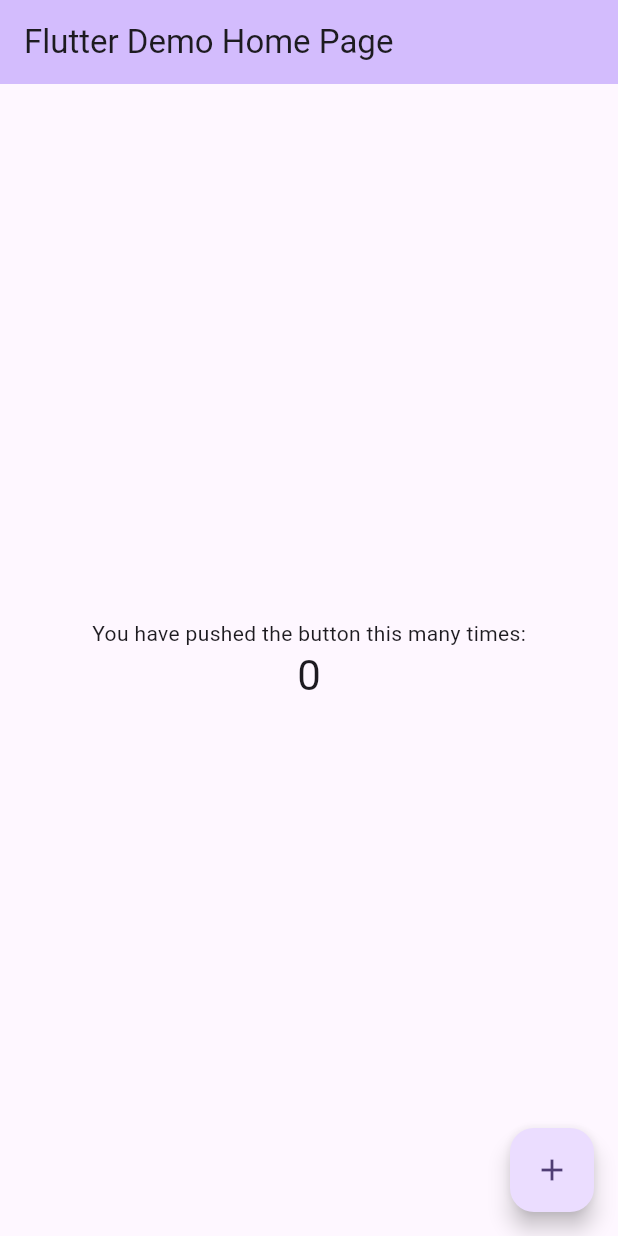
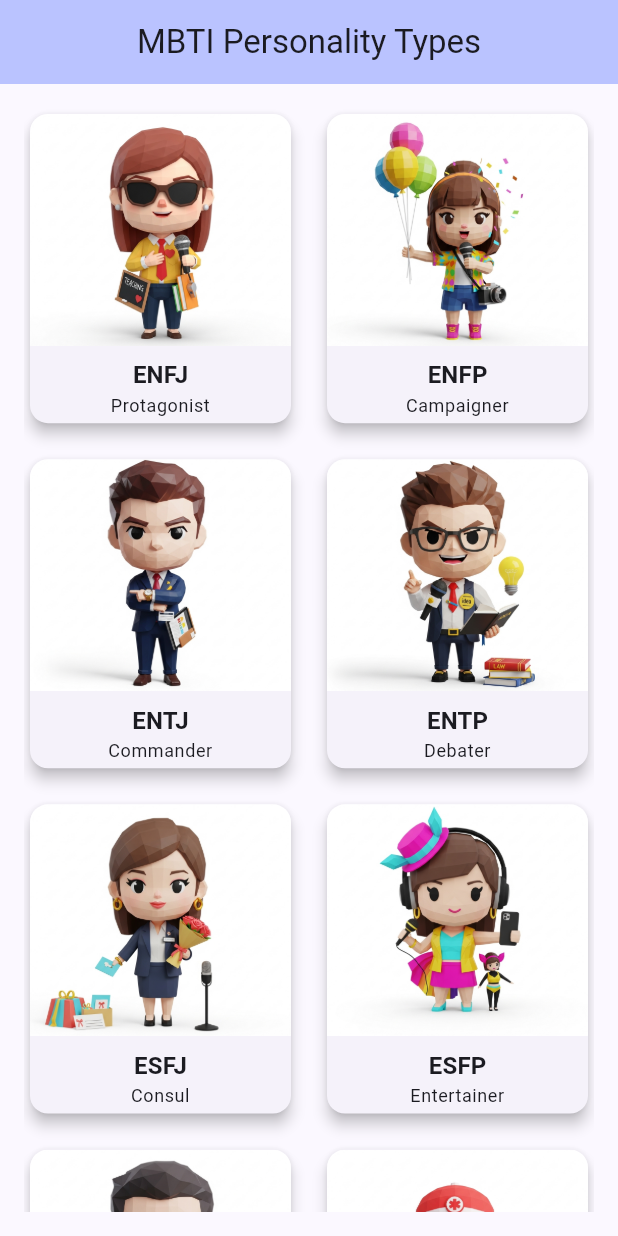
Before and after one commit to krindale/mbti-go, a Flutter app: the screen it shows after launch, on a phone screen of 412 x 824 dp. Run offline on Flutter 3.47's test engine with Material 3 defaults, Android fonts, the phone set to English and light mode, and no system bars.

Commit message:
Feature: Implement MBTI personality types app
- Fixed assets directory naming (asssets → assets)
- Configured assets in pubspec.yaml for proper image loading
- Replaced default counter app with MBTI personality viewer
- Added grid layout displaying all 16 MBTI types with images
- Implemented modal detail view for each personality type
- Used Material 3 design with responsive grid layout
- Added error handling for missing images

Features:
- Grid view of all 16 MBTI personality types
- Interactive cards with tap functionality
- Modal popup with detailed view
- Responsive design for different screen sizes
- Error handling for asset loading

🤖 Generated with [Claude Code](https://claude.ai/code)

Co-Authored-By: Claude <noreply@anthropic.com>

```diff
--- a/lib/main.dart
+++ b/lib/main.dart
@@ -1,122 +1,176 @@
 import 'package:flutter/material.dart';
 
 void main() {
-  runApp(const MyApp());
+  runApp(const MBTIApp());
 }
 
-class MyApp extends StatelessWidget {
-  const MyApp({super.key});
+class MBTIApp extends StatelessWidget {
+  const MBTIApp({super.key});
 
-  // This widget is the root of your application.
   @override
   Widget build(BuildContext context) {
     return MaterialApp(
-      title: 'Flutter Demo',
+      title: 'MBTI Go',
       theme: ThemeData(
-        // This is the theme of your application.
-        //
-        // TRY THIS: Try running your application with "flutter run". You'll see
-        // the application has a purple toolbar. Then, without quitting the app,
-        // try changing the seedColor in the colorScheme below to Colors.green
-        // and then invoke "hot reload" (save your changes or press the "hot
-        // reload" button in a Flutter-supported IDE, or press "r" if you used
-        // the command line to start the app).
-        //
-        // Notice that the counter didn't reset back to zero; the application
-        // state is not lost during the reload. To reset the state, use hot
-        // restart instead.
-        //
-        // This works for code too, not just values: Most code changes can be
-        // tested with just a hot reload.
-        colorScheme: ColorScheme.fromSeed(seedColor: Colors.deepPurple),
+        colorScheme: ColorScheme.fromSeed(seedColor: Colors.indigo),
+        useMaterial3: true,
       ),
-      home: const MyHomePage(title: 'Flutter Demo Home Page'),
+      home: const MBTIHomePage(),
     );
   }
 }
 
-class MyHomePage extends StatefulWidget {
-  const MyHomePage({super.key, required this.title});
-
-  // This widget is the home page of your application. It is stateful, meaning
-  // that it has a State object (defined below) that contains fields that affect
-  // how it looks.
-
-  // This class is the configuration for the state. It holds the values (in this
-  // case the title) provided by the parent (in this case the App widget) and
-  // used by the build method of the State. Fields in a Widget subclass are
-  // always marked "final".
-
-  final String title;
+class MBTIHomePage extends StatefulWidget {
+  const MBTIHomePage({super.key});
 
   @override
-  State<MyHomePage> createState() => _MyHomePageState();
+  State<MBTIHomePage> createState() => _MBTIHomePageState();
 }
 
-class _MyHomePageState extends State<MyHomePage> {
-  int _counter = 0;
-
-  void _incrementCounter() {
-    setState(() {
-      // This call to setState tells the Flutter framework that something has
-      // changed in this State, which causes it to rerun the build method below
-      // so that the display can reflect the updated values. If we changed
-      // _counter without calling setState(), then the build method would not be
-      // called again, and so nothing would appear to happen.
-      _counter++;
-    });
-  }
+class _MBTIHomePageState extends State<MBTIHomePage> {
+  final List<Map<String, String>> mbtiTypes = [
+    {'type': 'ENFJ', 'name': 'Protagonist', 'image': 'assets/ENFJ_Protagonist.jpg'},
+    {'type': 'ENFP', 'name': 'Campaigner', 'image': 'assets/ENFP_Campaigner.jpg'},
+    {'type': 'ENTJ', 'name': 'Commander', 'image': 'assets/ENTJ_Commander.jpg'},
+    {'type': 'ENTP', 'name': 'Debater', 'image': 'assets/ENTP_Debater.jpg'},
+    {'type': 'ESFJ', 'name': 'Consul', 'image': 'assets/ESFJ_Consul.jpg'},
+    {'type': 'ESFP', 'name': 'Entertainer', 'image': 'assets/ESFP_Entertainer.jpg'},
+    {'type': 'ESTJ', 'name': 'Executive', 'image': 'assets/ESTJ_Executive.jpg'},
+    {'type': 'ESTP', 'name': 'Entrepreneur', 'image': 'assets/ESTP_Entrepreneur.jpg'},
+    {'type': 'INFJ', 'name': 'Advocate', 'image': 'assets/INFJ_Advocate.jpg'},
+    {'type': 'INFP', 'name': 'Mediator', 'image': 'assets/INFP_Mediator.jpg'},
+    {'type': 'INTJ', 'name': 'Architect', 'image': 'assets/INTJ_Architect.jpg'},
+    {'type': 'INTP', 'name': 'Thinker', 'image': 'assets/INTP_Thinker.jpg'},
+    {'type': 'ISFJ', 'name': 'Protector', 'image': 'assets/ISFJ_Protector.jpg'},
+    {'type': 'ISFP', 'name': 'Adventurer', 'image': 'assets/ISFP_Adventurer.jpg'},
+    {'type': 'ISTJ', 'name': 'Logistician', 'image': 'assets/ISTJ_Logistician.jpg'},
+    {'type': 'ISTP', 'name': 'Virtuoso', 'image': 'assets/ISTP_Virtuoso.jpg'},
+  ];
 
   @override
   Widget build(BuildContext context) {
-    // This method is rerun every time setState is called, for instance as done
-    // by the _incrementCounter method above.
-    //
-    // The Flutter framework has been optimized to make rerunning build methods
-    // fast, so that you can just rebuild anything that needs updating rather
-    // than having to individually change instances of widgets.
     return Scaffold(
       appBar: AppBar(
-        // TRY THIS: Try changing the color here to a specific color (to
-        // Colors.amber, perhaps?) and trigger a hot reload to see the AppBar
-        // change color while the other colors stay the same.
+        title: const Text('MBTI Personality Types'),
         backgroundColor: Theme.of(context).colorScheme.inversePrimary,
-        // Here we take the value from the MyHomePage object that was created by
-        // the App.build method, and use it to set our appbar title.
-        title: Text(widget.title),
+        centerTitle: true,
       ),
-      body: Center(
-        // Center is a layout widget. It takes a single child and positions it
-        // in the middle of the parent.
-        child: Column(
-          // Column is also a layout widget. It takes a list of children and
-          // arranges them vertically. By default, it sizes itself to fit its
-          // children horizontally, and tries to be as tall as its parent.
-          //
-          // Column has various properties to control how it sizes itself and
-          // how it positions its children. Here we use mainAxisAlignment to
-          // center the children vertically; the main axis here is the vertical
-          // axis because Columns are vertical (the cross axis would be
-          // horizontal).
-          //
-          // TRY THIS: Invoke "debug painting" (choose the "Toggle Debug Paint"
-          // action in the IDE, or press "p" in the console), to see the
-          // wireframe for each widget.
-          mainAxisAlignment: MainAxisAlignment.center,
-          children: <Widget>[
-            const Text('You have pushed the button this many times:'),
-            Text(
-              '$_counter',
-              style: Theme.of(context).textTheme.headlineMedium,
+      body: Padding(
+        padding: const EdgeInsets.all(16.0),
+        child: GridView.builder(
+          gridDelegate: const SliverGridDelegateWithFixedCrossAxisCount(
+            crossAxisCount: 2,
+            childAspectRatio: 0.85,
+            crossAxisSpacing: 16,
+            mainAxisSpacing: 16,
+          ),
+          itemCount: mbtiTypes.length,
+          itemBuilder: (context, index) {
+            final mbtiType = mbtiTypes[index];
+            return Card(
+              elevation: 4,
+              clipBehavior: Clip.antiAlias,
+              child: InkWell(
+                onTap: () {
+                  _showMBTIDetail(context, mbtiType);
+                },
+                child: Column(
+                  crossAxisAlignment: CrossAxisAlignment.stretch,
+                  children: [
+                    Expanded(
+                      flex: 3,
+                      child: Image.asset(
+                        mbtiType['image']!,
+                        fit: BoxFit.cover,
+                        errorBuilder: (context, error, stackTrace) {
+                          return Container(
+                            color: Colors.grey[300],
+                            child: const Icon(
+                              Icons.person,
+                              size: 50,
+                              color: Colors.grey,
+                            ),
+                          );
+                        },
+                      ),
+                    ),
+                    Expanded(
+                      flex: 1,
+                      child: Padding(
+                        padding: const EdgeInsets.all(8.0),
+                        child: Column(
+                          mainAxisAlignment: MainAxisAlignment.center,
+                          children: [
+                            Text(
+                              mbtiType['type']!,
+                              style: Theme.of(context).textTheme.titleMedium?.copyWith(
+                                fontWeight: FontWeight.bold,
+                              ),
+                            ),
+                            Text(
+                              mbtiType['name']!,
+                              style: Theme.of(context).textTheme.bodySmall,
+                              textAlign: TextAlign.center,
+                            ),
+                          ],
+                        ),
+                      ),
+                    ),
+                  ],
+                ),
+              ),
+            );
+          },
+        ),
+      ),
+    );
+  }
+
+  void _showMBTIDetail(BuildContext context, Map<String, String> mbtiType) {
+    showDialog(
+      context: context,
+      builder: (BuildContext context) {
+        return AlertDialog(
+          title: Text('${mbtiType['type']} - ${mbtiType['name']}'),
+          content: Column(
+            mainAxisSize: MainAxisSize.min,
+            children: [
+              ClipRRect(
+                borderRadius: BorderRadius.circular(8),
+                child: Image.asset(
+                  mbtiType['image']!,
+                  height: 200,
+                  width: double.infinity,
+                  fit: BoxFit.cover,
+                  errorBuilder: (context, error, stackTrace) {
+                    return Container(
+                      height: 200,
+                      color: Colors.grey[300],
+                      child: const Icon(
+                        Icons.person,
+                        size: 80,
+                        color: Colors.grey,
+                      ),
+                    );
+                  },
+                ),
+              ),
+              const SizedBox(height: 16),
+              Text(
+                '${mbtiType['type']} personality type, also known as "${mbtiType['name']}"',
+                style: Theme.of(context).textTheme.bodyMedium,
+                textAlign: TextAlign.center,
+              ),
+            ],
+          ),
+          actions: [
+            TextButton(
+              onPressed: () => Navigator.of(context).pop(),
+              child: const Text('Close'),
             ),
           ],
-        ),
-      ),
-      floatingActionButton: FloatingActionButton(
-        onPressed: _incrementCounter,
-        tooltip: 'Increment',
-        child: const Icon(Icons.add),
-      ), // This trailing comma makes auto-formatting nicer for build methods.
+        );
+      },
     );
   }
 }
--- a/pubspec.yaml
+++ b/pubspec.yaml
@@ -58,9 +58,8 @@ flutter:
   uses-material-design: true
 
   # To add assets to your application, add an assets section, like this:
-  # assets:
-  #   - images/a_dot_burr.jpeg
-  #   - images/a_dot_ham.jpeg
+  assets:
+    - assets/
 
   # An image asset can refer to one or more resolution-specific "variants", see
   # https://flutter.dev/to/resolution-aware-images
```
Also changed, not shown: .claude/settings.local.json, assets/ENFJ_Protagonist.jpg (renamed from asssets/ENFJ_Protagonist.jpg), assets/ENFP_Campaigner.jpg (renamed from asssets/ENFP_Campaigner.jpg), assets/ENTJ_Commander.jpg (renamed from asssets/ENTJ_Commander.jpg), assets/ENTP_Debater.jpg (renamed from asssets/ENTP_Debater.jpg), assets/ESFJ_Consul.jpg (renamed from asssets/ESFJ_Consul.jpg), assets/ESFP_Entertainer.jpg (renamed from asssets/ESFP_Entertainer.jpg), assets/ESTJ_Executive.jpg (renamed from asssets/ESTJ_Executive.jpg), assets/ESTP_Entrepreneur.jpg (renamed from asssets/ESTP_Entrepreneur.jpg), assets/INFJ_Advocate.jpg (renamed from asssets/INFJ_Advocate.jpg), assets/INFP_Mediator.jpg (renamed from asssets/INFP_Mediator.jpg), assets/INTJ_Architect.jpg (renamed from asssets/INTJ_Architect.jpg), assets/INTP_Thinker.jpg (renamed from asssets/INTP_Thinker.jpg), assets/ISFJ_Protector.jpg (renamed from asssets/ISFJ_Protector.jpg), 3 more files.
